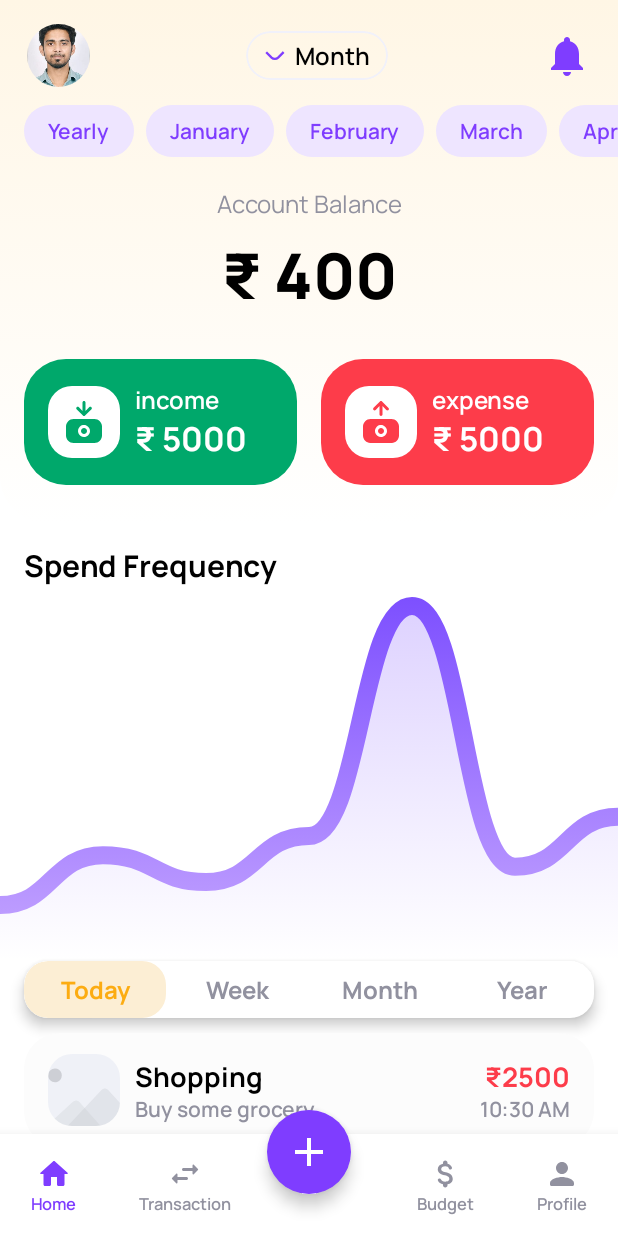
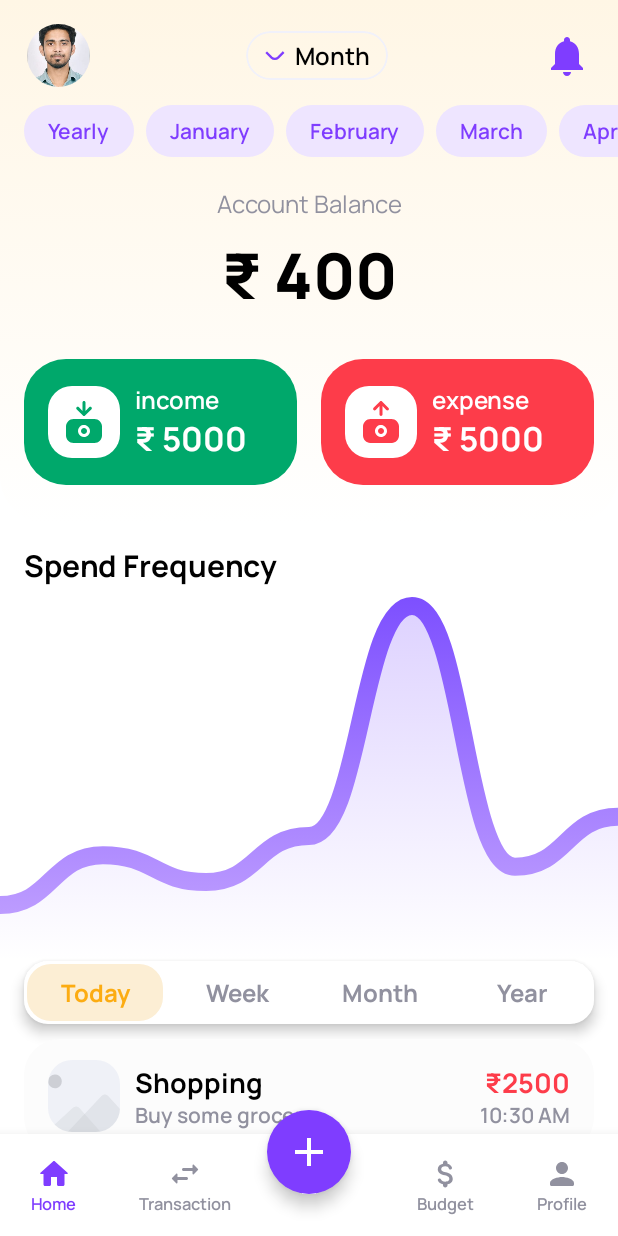
Before and after one commit to pankaj-verma55/Costlytic-Money-Management-app, an Android app built with Jetpack Compose: the DashboardScreen screen opened through its navigation route, after a tap on "Month", on a phone screen of 412 x 824 dp. Run offline under Robolectric (Android 15) with nearby library versions, the phone set to English and light mode, and no system bars; our stand-ins replace Firebase (no records; nobody signed in at launch, a user with empty details on screens opened directly), RxJava; pictures from the network do not load.

Commit message:
Small Ui Bug Fix

```diff
--- a/app/src/main/java/com/example/costlyticmoneymanagement/view/screen/HomeTabContent.kt
+++ b/app/src/main/java/com/example/costlyticmoneymanagement/view/screen/HomeTabContent.kt
@@ -405,12 +405,15 @@ fun HomeTabContent(
                     Box(
                         contentAlignment = Alignment.Center,
                         modifier = Modifier
+                            .padding(
+                                horizontal = dimensionResource(id = R.dimen.dimen_2),
+                                vertical = dimensionResource(id = R.dimen.dimen_2)
+                            )
                             .weight(1f)
                             .clip(RoundedCornerShape(dimensionResource(id = R.dimen.dimen_16)))
                             .background(if (isSelected) Color(0xFFFCEED4) else Color.Transparent)
                             .clickable { selectedFilterTab = tab }
                             .padding(
-                                horizontal = dimensionResource(id = R.dimen.dimen_12),
                                 vertical = dimensionResource(id = R.dimen.dimen_8)
                             )
                     ) {
```
